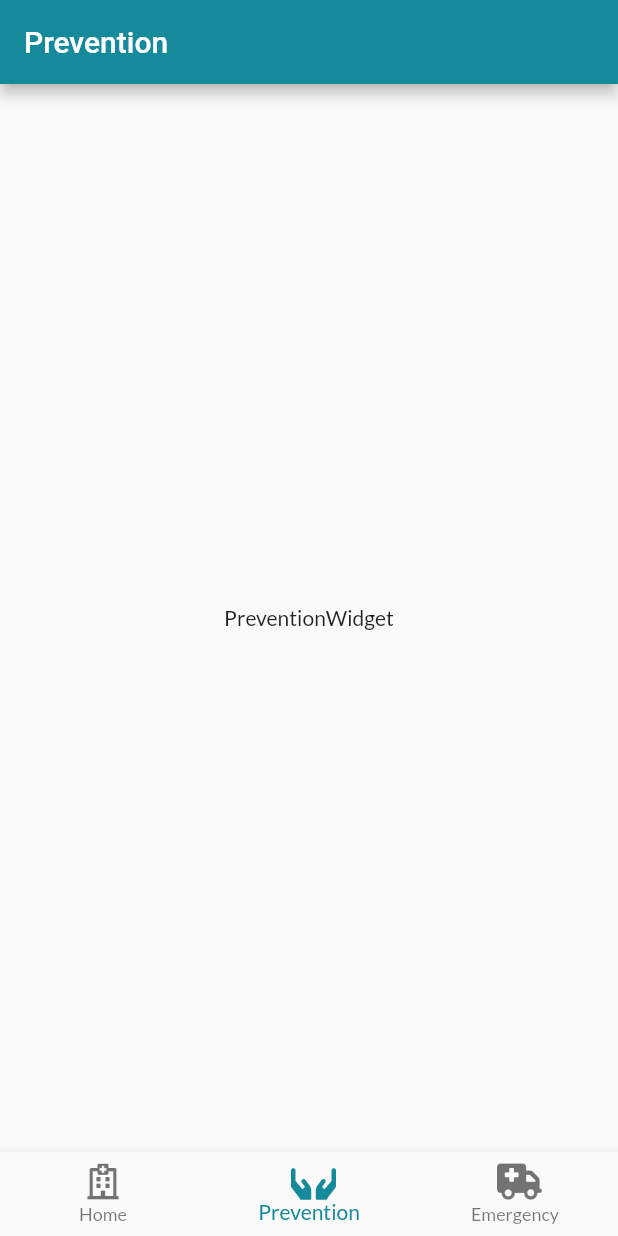
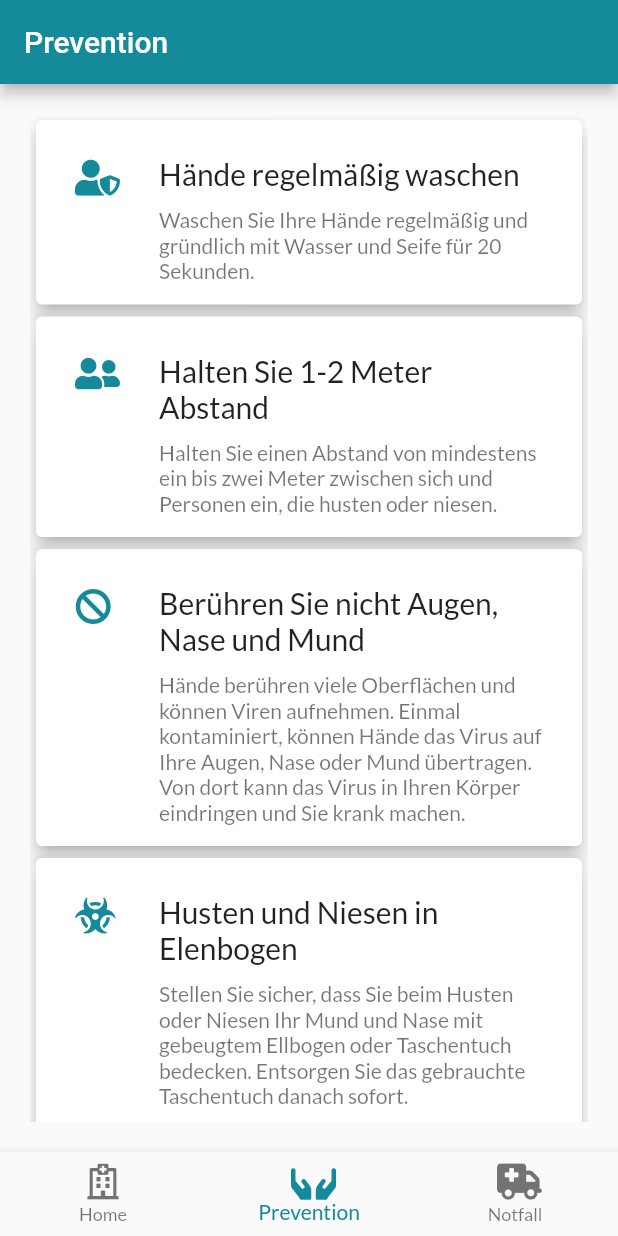
Before and after one commit to mt-tadayon/covid-info, a Flutter app: the screen it shows after launch, item 2 of the bottom bar chosen, on a phone screen of 412 x 824 dp. Run offline on Flutter 3.47's test engine with Material 2 defaults, Android fonts, the phone set to English and light mode, and no system bars; our stand-ins replace flutter_icons, google_fonts.

Commit message:
Create reusable card and create prevention screen

```diff
--- /dev/null
+++ b/lib/Widgets/card_widget.dart
@@ -0,0 +1,40 @@
+import 'package:flutter/material.dart';
+
+import '../theme.dart';
+
+class CardWidget extends StatelessWidget {
+  CardWidget({
+    @required this.title,
+    @required this.text,
+    this.icon,
+    Key key,
+  }) : super(key: key);
+
+  final String title;
+  final String text;
+  final Icon icon;
+
+  @override
+  Widget build(BuildContext context) {
+    return Card(
+      elevation: 5.0,
+      child: Padding(
+        padding: const EdgeInsets.all(10.0),
+        child: ListTileTheme(
+          iconColor: defaultColor.shade500,
+          child: ListTile(
+            title: Padding(
+              padding: const EdgeInsets.symmetric(vertical: 10.0),
+              child: Text(
+                title,
+                style: Theme.of(context).textTheme.title,
+              ),
+            ),
+            leading: icon,
+            subtitle: Text(text),
+          ),
+        ),
+      ),
+    );
+  }
+}
--- a/lib/l10n/intl_de.arb
+++ b/lib/l10n/intl_de.arb
@@ -28,5 +28,55 @@
   "@appBarTitleEmergency": {
     "type": "text",
     "placeholders": {}
+  },
+  "washHandTitle": "Hände regelmäßig waschen",
+  "@washHandTitle": {
+    "type": "text",
+    "placeholders": {}
+  },
+  "washHandText": "Waschen Sie Ihre Hände regelmäßig und gründlich mit Wasser und Seife für 20 Sekunden.",
+  "@washHandText": {
+    "type": "text",
+    "placeholders": {}
+  },
+  "keepDistanceTitle": "Halten Sie 1-2 Meter Abstand",
+  "@keepDistanceTitle": {
+    "type": "text",
+    "placeholders": {}
+  },
+  "keepDistanceText": "Halten Sie einen Abstand von mindestens ein bis zwei Meter zwischen sich und Personen ein, die husten oder niesen.",
+  "@keepDistanceText": {
+    "type": "text",
+    "placeholders": {}
+  },
+  "avoidTouchingTitle": "Berühren Sie nicht Augen, Nase und Mund",
+  "@avoidTouchingTitle": {
+    "type": "text",
+    "placeholders": {}
+  },
+  "avoidTouchingText": "Hände berühren viele Oberflächen und können Viren aufnehmen. Einmal kontaminiert, können Hände das Virus auf Ihre Augen, Nase oder Mund übertragen. Von dort kann das Virus in Ihren Körper eindringen und Sie krank machen.",
+  "@avoidTouchingText": {
+    "type": "text",
+    "placeholders": {}
+  },
+  "respiratoryHygieneTitle": "Husten und Niesen in Elenbogen",
+  "@respiratoryHygieneTitle": {
+    "type": "text",
+    "placeholders": {}
+  },
+  "respiratoryHygieneText": "Stellen Sie sicher, dass Sie beim Husten oder Niesen Ihr Mund und Nase mit gebeugtem Ellbogen oder Taschentuch bedecken. Entsorgen Sie das gebrauchte Taschentuch danach sofort.",
+  "@respiratoryHygieneText": {
+    "type": "text",
+    "placeholders": {}
+  },
+  "stayInformedTitle": "Informieren Sie sich und befolgen Sie die Ratschläge des Robert Koch Institutes",
+  "@stayInformedTitle": {
+    "type": "text",
+    "placeholders": {}
+  },
+  "stayInformedText": "Bleiben Sie über die neuesten Entwicklungen zu COVID-19 auf dem Laufenden. Befolgen Sie die Anweisungen Ihrer Gesundheitsbehörde, damit Sie sich und andere vor COVID-19 schützen können.",
+  "@stayInformedText": {
+    "type": "text",
+    "placeholders": {}
   }
 }
--- a/lib/l10n/intl_en.arb
+++ b/lib/l10n/intl_en.arb
@@ -9,7 +9,7 @@
     "type": "text",
     "placeholders": {}
   },
-  "navigationEmergency": "Emergency",
+  "navigationEmergency": "Notfall",
   "@navigationEmergency": {
     "type": "text",
     "placeholders": {}
@@ -28,5 +28,55 @@
   "@appBarTitleEmergency": {
     "type": "text",
     "placeholders": {}
+  },
+  "washHandTitle": "Hände regelmäßig waschen",
+  "@washHandTitle": {
+    "type": "text",
+    "placeholders": {}
+  },
+  "washHandText": "Waschen Sie Ihre Hände regelmäßig und gründlich mit Wasser und Seife für 20 Sekunden.",
+  "@washHandText": {
+    "type": "text",
+    "placeholders": {}
+  },
+  "keepDistanceTitle": "Halten Sie 1-2 Meter Abstand",
+  "@keepDistanceTitle": {
+    "type": "text",
+    "placeholders": {}
+  },
+  "keepDistanceText": "Halten Sie einen Abstand von mindestens ein bis zwei Meter zwischen sich und Personen ein, die husten oder niesen.",
+  "@keepDistanceText": {
+    "type": "text",
+    "placeholders": {}
+  },
+  "avoidTouchingTitle": "Berühren Sie nicht Augen, Nase und Mund",
+  "@avoidTouchingTitle": {
+    "type": "text",
+    "placeholders": {}
+  },
+  "avoidTouchingText": "Hände berühren viele Oberflächen und können Viren aufnehmen. Einmal kontaminiert, können Hände das Virus auf Ihre Augen, Nase oder Mund übertragen. Von dort kann das Virus in Ihren Körper eindringen und Sie krank machen.",
+  "@avoidTouchingText": {
+    "type": "text",
+    "placeholders": {}
+  },
+  "respiratoryHygieneTitle": "Husten und Niesen in Elenbogen",
+  "@respiratoryHygieneTitle": {
+    "type": "text",
+    "placeholders": {}
+  },
+  "respiratoryHygieneText": "Stellen Sie sicher, dass Sie beim Husten oder Niesen Ihr Mund und Nase mit gebeugtem Ellbogen oder Taschentuch bedecken. Entsorgen Sie das gebrauchte Taschentuch danach sofort.",
+  "@respiratoryHygieneText": {
+    "type": "text",
+    "placeholders": {}
+  },
+  "stayInformedTitle": "Informieren Sie sich und befolgen Sie die Ratschläge des Robert Koch Institutes",
+  "@stayInformedTitle": {
+    "type": "text",
+    "placeholders": {}
+  },
+  "stayInformedText": "Bleiben Sie über die neuesten Entwicklungen zu COVID-19 auf dem Laufenden. Befolgen Sie die Anweisungen Ihrer Gesundheitsbehörde, damit Sie sich und andere vor COVID-19 schützen können.",
+  "@stayInformedText": {
+    "type": "text",
+    "placeholders": {}
   }
 }
--- a/lib/screens/prevention_widget.dart
+++ b/lib/screens/prevention_widget.dart
@@ -1,11 +1,41 @@
+import 'package:covid_19/Widgets/card_widget.dart';
+import 'package:covid_19/generated/l10n.dart';
 import 'package:flutter/material.dart';
+import 'package:flutter_icons/flutter_icons.dart';
 
 class PreventionWidget extends StatelessWidget {
   @override
   Widget build(BuildContext context) {
-    return Center(
-      child: Container(
-        child: Text("PreventionWidget"),
+    return Padding(
+      padding: const EdgeInsets.all(20.0),
+      child: ListView(
+        children: <Widget>[
+          CardWidget(
+            title: S.of(context).washHandTitle,
+            text: S.of(context).washHandText,
+            icon: Icon(FontAwesome5Solid.user_shield),
+          ),
+          CardWidget(
+            title: S.of(context).keepDistanceTitle,
+            text: S.of(context).keepDistanceText,
+            icon: Icon(FontAwesome5Solid.user_friends),
+          ),
+          CardWidget(
+            title: S.of(context).avoidTouchingTitle,
+            text: S.of(context).avoidTouchingText,
+            icon: Icon(FontAwesome5Solid.ban),
+          ),
+          CardWidget(
+            title: S.of(context).respiratoryHygieneTitle,
+            text: S.of(context).respiratoryHygieneText,
+            icon: Icon(FontAwesome5Solid.biohazard),
+          ),
+          CardWidget(
+            title: S.of(context).stayInformedTitle,
+            text: S.of(context).stayInformedText,
+            icon: Icon(FontAwesome5Solid.info_circle),
+          ),
+        ],
       ),
     );
   }
```
Also changed, not shown: lib/generated/intl/messages_de.dart, lib/generated/intl/messages_en.dart, lib/generated/l10n.dart, 3 other files.
